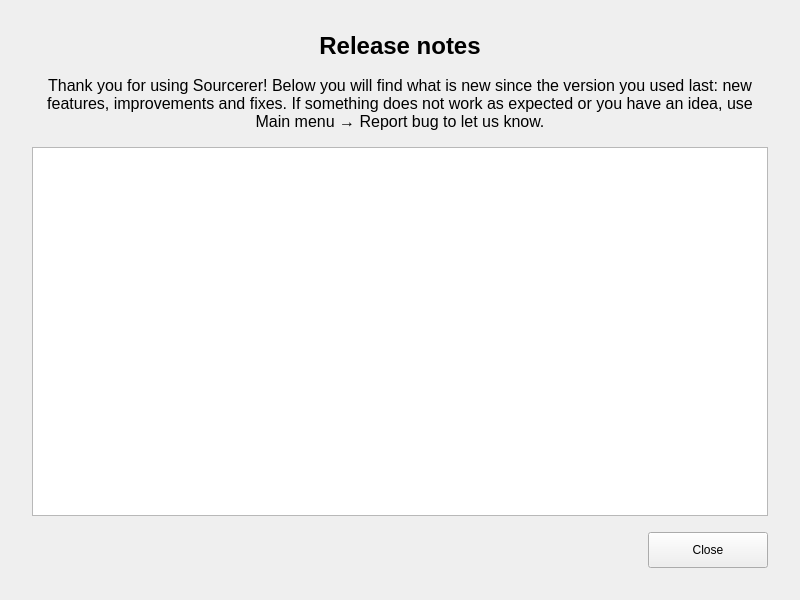
First picture: the form in component/GuiManager/src/containers/ReleaseNotesContainer.ui, repository Sourcerer-Team/Sourcerer, before the edit.
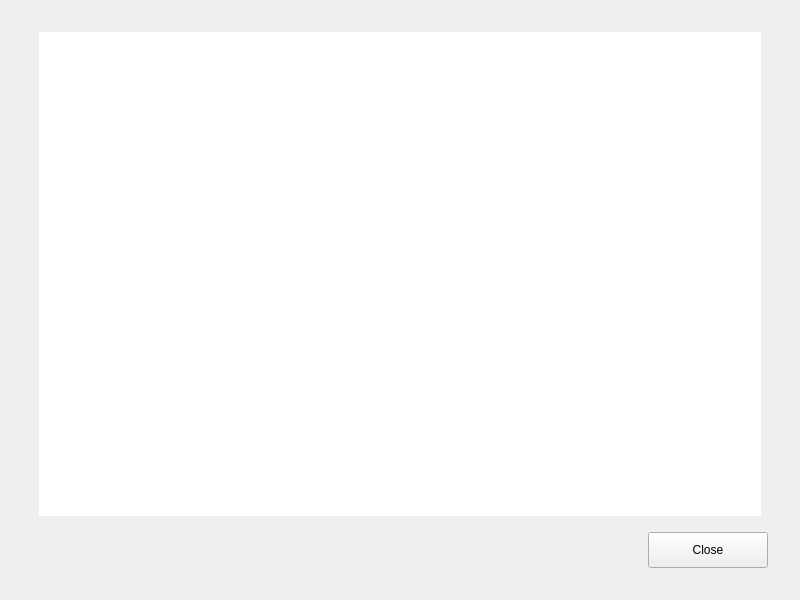
Second picture: the form after the edit.

Commit message: Fixes ugly release notes display. (#633)

Diff of the .ui file:
```diff
--- a/component/GuiManager/src/containers/ReleaseNotesContainer.ui
+++ b/component/GuiManager/src/containers/ReleaseNotesContainer.ui
@@ -27,40 +27,62 @@
     <number>32</number>
    </property>
    <item>
-    <widget class="QLabel" name="labelHeader">
-     <property name="styleSheet">
-      <string>font-size: 24px; font-weight: bold;</string>
-     </property>
-     <property name="text">
-      <string>Release notes</string>
-     </property>
-     <property name="alignment">
-      <set>Qt::AlignmentFlag::AlignCenter</set>
-     </property>
-    </widget>
-   </item>
+    <layout class="QHBoxLayout" name="horizontalLayoutNotes" stretch="1,100,1">
    <item>
-    <widget class="QLabel" name="labelIntro">
-     <property name="styleSheet">
-      <string>font-size: 16px;</string>
-     </property>
-     <property name="text">
-      <string>Thank you for using Sourcerer! Below you will find what is new since the version you used last: new features, improvements and fixes. If something does not work as expected or you have an idea, use Main menu → Report bug to let us know.</string>
-     </property>
-     <property name="alignment">
-      <set>Qt::AlignmentFlag::AlignCenter</set>
-     </property>
-     <property name="wordWrap">
-      <bool>true</bool>
-     </property>
-    </widget>
+      <spacer name="horizontalSpacerNotesLeft">
+       <property name="orientation">
+        <enum>Qt::Orientation::Horizontal</enum>
+       </property>
+       <property name="sizeHint" stdset="0">
+        <size>
+         <width>0</width>
+         <height>20</height>
+        </size>
+       </property>
+      </spacer>
    </item>
    <item>
     <widget class="QTextBrowser" name="textBrowserNotes">
+       <property name="sizePolicy">
+        <sizepolicy hsizetype="Expanding" vsizetype="Expanding">
+         <horstretch>0</horstretch>
+         <verstretch>0</verstretch>
+        </sizepolicy>
+       </property>
+       <property name="minimumSize">
+        <size>
+         <width>320</width>
+         <height>0</height>
+        </size>
+       </property>
+       <property name="maximumSize">
+        <size>
+         <width>1440</width>
+         <height>16777215</height>
+        </size>
+       </property>
+       <property name="frameShape">
+        <enum>QFrame::Shape::NoFrame</enum>
+       </property>
      <property name="openExternalLinks">
       <bool>true</bool>
      </property>
     </widget>
+     </item>
+     <item>
+      <spacer name="horizontalSpacerNotesRight">
+       <property name="orientation">
+        <enum>Qt::Orientation::Horizontal</enum>
+       </property>
+       <property name="sizeHint" stdset="0">
+        <size>
+         <width>0</width>
+         <height>20</height>
+        </size>
+       </property>
+      </spacer>
+     </item>
+    </layout>
    </item>
    <item>
     <layout class="QHBoxLayout" name="horizontalLayoutButtons">
```
Lines whose indentation alone changed are shown as unchanged. The commit also changes 3 other files.
